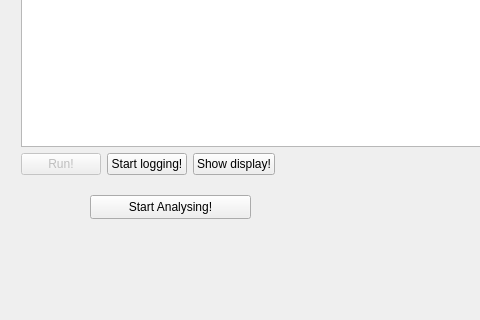
Old version of the form 2025_v2/mainwindow.ui in the repository jutaho/daq_scifi; both pictures show x 0 to 480 and y 281 to 601 of the 853 by 601 pixel window.
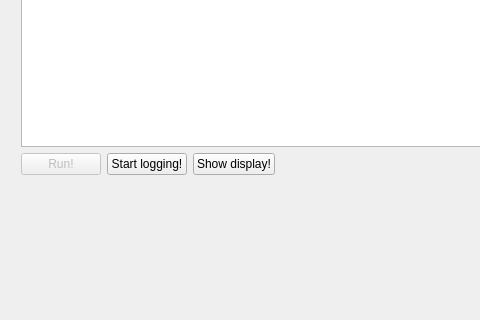
New version of the form.

```diff
--- a/2025_v2/mainwindow.ui
+++ b/2025_v2/mainwindow.ui
@@ -93,22 +93,6 @@
      <string>Quit</string>
     </property>
    </widget>
-   <widget class="QPushButton" name="pushAnalysing">
-    <property name="enabled">
-     <bool>true</bool>
-    </property>
-    <property name="geometry">
-     <rect>
-      <x>90</x>
-      <y>440</y>
-      <width>161</width>
-      <height>24</height>
-     </rect>
-    </property>
-    <property name="text">
-     <string>Start Analysing!</string>
-    </property>
-   </widget>
   </widget>
   <widget class="QMenuBar" name="menuBar">
    <property name="geometry">
```
Left out of the diff: 4 changed lines with no effect on the pictures.
